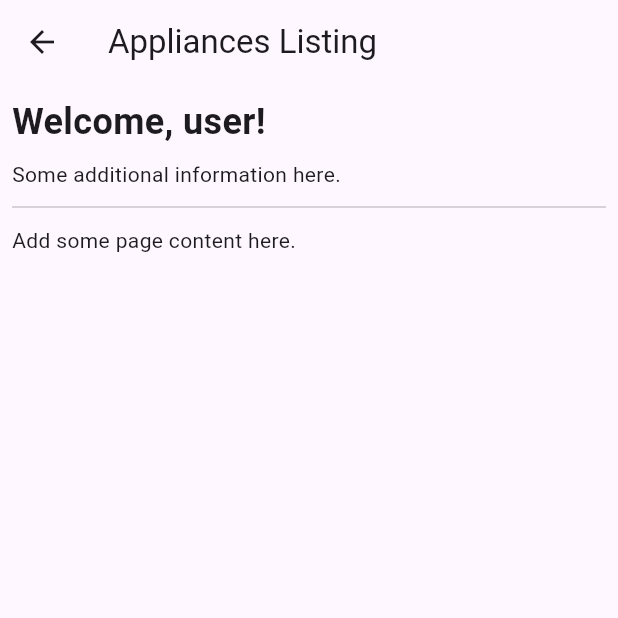
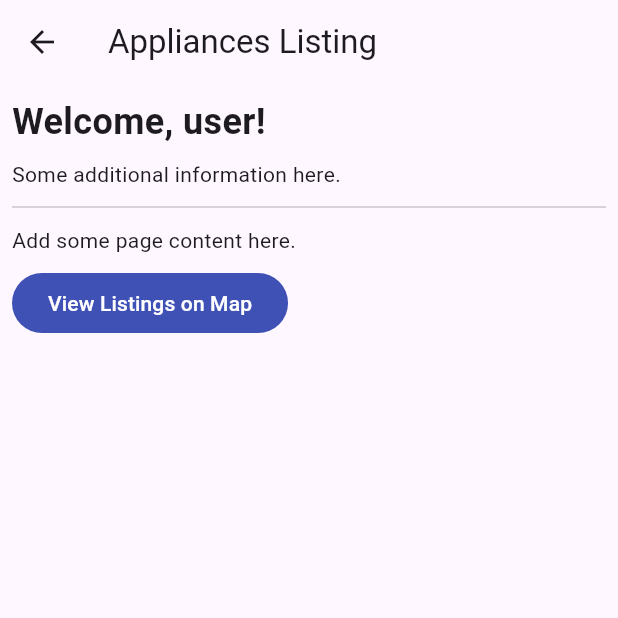
Before and after one commit to JariDebie/huishoudelijke-toestellen, a Flutter app: the MainListingRoute screen opened directly, on a phone screen of 412 x 824 dp, the top half of it. Run offline on Flutter 3.47's test engine with Material 3 defaults, Android fonts, the phone set to English and light mode, and no system bars; our stand-ins replace firebase_core, flutter_map, latlong2; accounts and stored records are empty; generated files the repository leaves out were written again.

Commit message:
Add page with map listing and controls

```diff
--- a/lib/routes/main/listing/listing_route.dart
+++ b/lib/routes/main/listing/listing_route.dart
@@ -1,4 +1,5 @@
 import 'package:flutter/material.dart';
+import 'package:flutter_application_1/routes/main/listing/listing_map_route.dart';
 
 class MainListingRoute extends StatelessWidget {
   const MainListingRoute({super.key});
@@ -7,16 +8,26 @@ class MainListingRoute extends StatelessWidget {
   Widget build(BuildContext context) {
     return Scaffold(
       appBar: AppBar(title: const Text("Appliances Listing")),
-      body: const Padding(
-        padding: EdgeInsets.all(8),
+      body: Padding(
+        padding: const EdgeInsets.all(8),
         child: Column(
           spacing: 8,
           crossAxisAlignment: CrossAxisAlignment.start,
           children: [
-            Text("Welcome, user!", style: TextStyle(fontSize: 24, fontWeight: FontWeight.bold)),
-            Text("Some additional information here."),
-            Divider(height: 8, thickness: 1),
-            Text("Add some page content here.")
+            const Text("Welcome, user!", style: TextStyle(fontSize: 24, fontWeight: FontWeight.bold)),
+            const Text("Some additional information here."),
+            const Divider(height: 8, thickness: 1),
+            const Text("Add some page content here."),
+            FilledButton(
+              onPressed: () {
+                Navigator.push(context, MaterialPageRoute(builder: (context) => ListingMapRoute()));
+              },
+              style: const ButtonStyle(
+                backgroundColor: WidgetStatePropertyAll<Color>(Colors.indigo),
+                foregroundColor: WidgetStatePropertyAll<Color>(Colors.white),
+              ),
+              child: const Text("View Listings on Map"),
+            ),
           ],
         )
       )
--- a/pubspec.yaml
+++ b/pubspec.yaml
@@ -10,6 +10,8 @@ dependencies:
   flutter:
     sdk: flutter
   firebase_core: ^3.13.0
+  flutter_map: ^8.1.1
+  latlong2: ^0.9.1
 
 dev_dependencies:
   flutter_test:
```
Also changed, not shown: lib/components/map.dart (added, +62 -0 lines), lib/routes/main/listing/listing_map_route.dart (added, +16 -0 lines), pubspec.lock.
